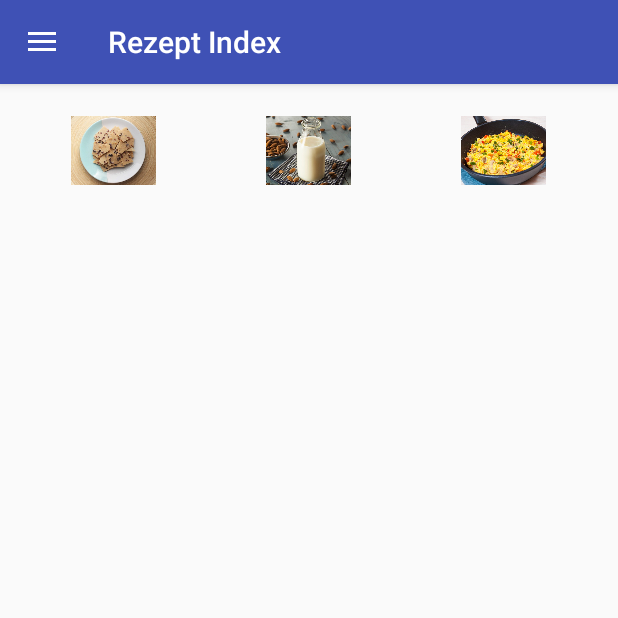
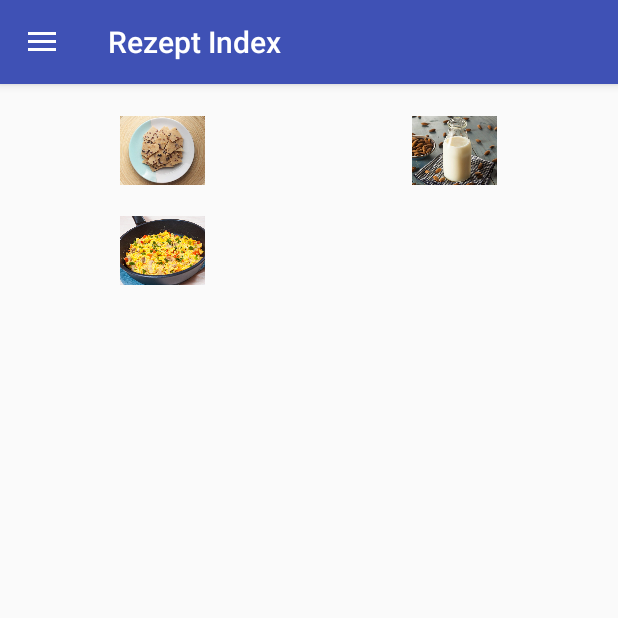
Before and after one commit to RichardKromoser/Menu-App, an Android app: the screen it shows after launch (MainActivity), in the side drawer, after a tap on "Rezept Index", on a phone screen of 412 x 824 dp, the top half of it. Run offline under Robolectric (Android 15) with nearby library versions, the phone set to English and light mode, and no system bars; 5 statements that could not run were skipped.

Commit message:
comments for grid in image view

```diff
--- a/app/src/main/java/com/menu/richard/menuapp/GridViewAdapter.java
+++ b/app/src/main/java/com/menu/richard/menuapp/GridViewAdapter.java
@@ -1,6 +1,9 @@
 package com.menu.richard.menuapp;
 
 import android.content.Context;
+import android.content.res.AssetManager;
+import android.graphics.drawable.Drawable;
+import android.media.Image;
 import android.view.View;
 import android.view.ViewGroup;
 import android.widget.BaseAdapter;
@@ -8,6 +11,10 @@ import android.widget.GridView;
 import android.widget.ImageView;
 
 import com.menu.richard.menuapp.R;
+
+import java.io.IOException;
+import java.io.InputStream;
+import java.util.List;
 
 public class GridViewAdapter extends BaseAdapter {
     private Context mContext;
@@ -30,6 +37,7 @@ public class GridViewAdapter extends BaseAdapter {
 
     public View getView(int position, View convertView, ViewGroup parent) {
         ImageView imageView;
+        List<String> list_img;
         if (convertView == null) {  // if it's not recycled, initialize some attributes
             imageView = new ImageView(mContext);
             imageView.setLayoutParams(new GridView.LayoutParams(85, 85));
@@ -38,6 +46,17 @@ public class GridViewAdapter extends BaseAdapter {
         } else {
             imageView = (ImageView) convertView;
         }
+
+       /* try {
+            InputStream ims = getAssets().open(list_img.get(i));
+            // load image as Drawable
+            Drawable d = Drawable.createFromStream(ims, null);
+            // set image to ImageView
+            imageView.setImageDrawable(d);
+        }
+        catch(IOException ex) {
+            return;
+        }*/
         imageView.setImageResource(mThumbIds[position]);
         return imageView;
     }
--- a/app/src/main/res/layout/recipe_index.xml
+++ b/app/src/main/res/layout/recipe_index.xml
@@ -11,7 +11,7 @@
         android:columnWidth="90dp"
         android:gravity="center"
         android:horizontalSpacing="10dp"
-        android:numColumns="auto_fit"
+        android:numColumns="2"
         android:stretchMode="columnWidth"
         android:verticalSpacing="10dp"
         tools:layout_editor_absoluteX="0dp"
```
